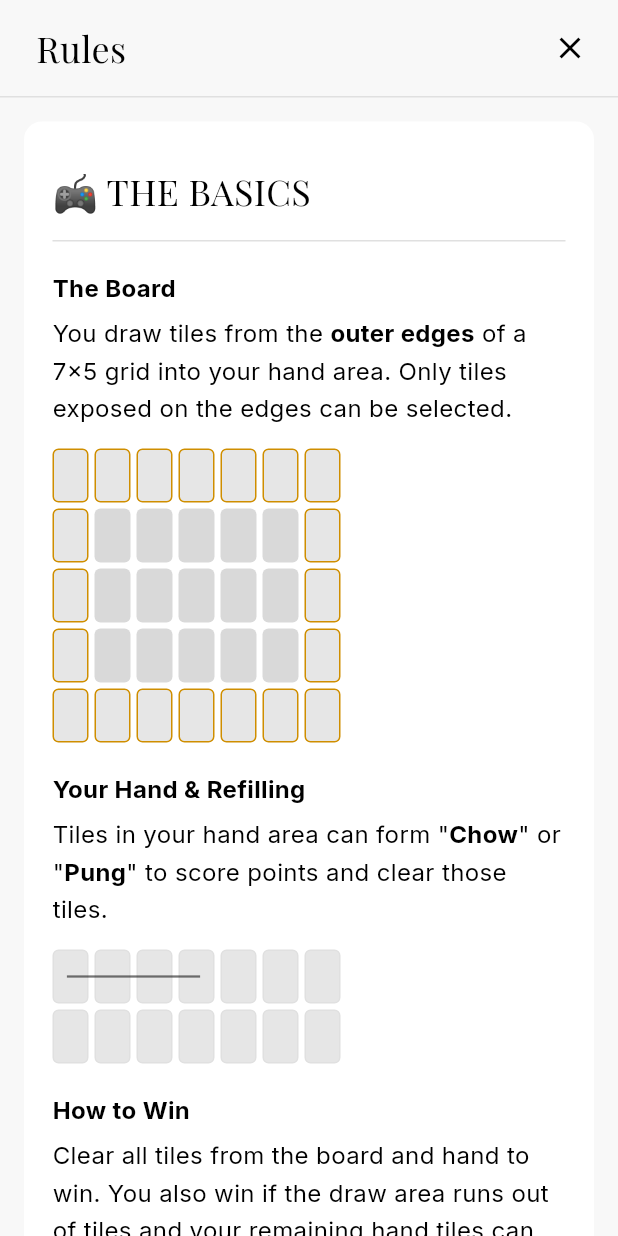
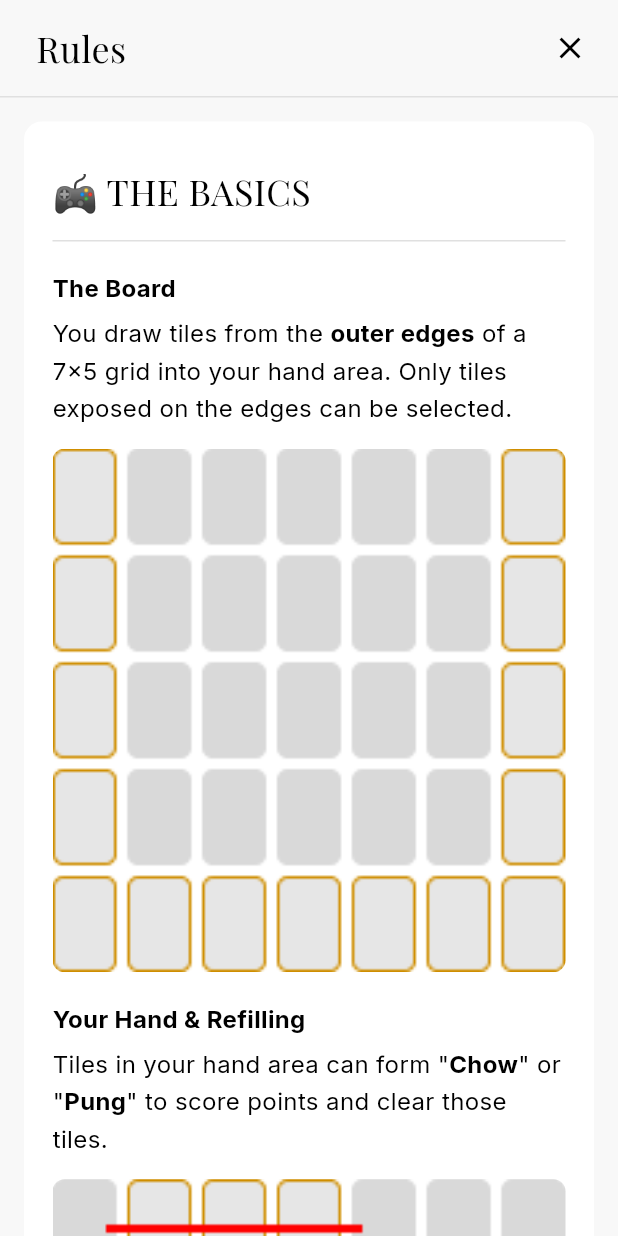
Before and after one commit to srilankasair-cmyk/mahjong-match, a Flutter app: the screen it shows after launch, after a tap on "HOW TO PLAY", on a phone screen of 412 x 824 dp. Run offline on Flutter 3.47's test engine with Material 3 defaults, Android fonts, the phone set to English and light mode, and no system bars; our stand-ins replace audioplayers, flutter_svg, google_fonts, shared_preferences.

Commit message:
feat: add Nightmare Mode, Kong rule, new magic tile behaviors, and UI polish
- New Nightmare Mode: 7-slot challenge with face-down locked tiles (green backs)
- Kong (杠): clicking the 4th matching tile after a Pung awards +500 pts
- Reworked magic tile effects: winds/dragons move tiles to pool instead of deleting them
- 发财 shuffles board and fills all empty slots; 中 sends 4 neighbours; 白板 sends 8 (clockwise)
- Level select: all 4 modes now use custom SVG icons
- Rules screen: replaced programmatic board/hand diagrams with PNG illustrations, updated section titles
- Result screen: shows mode name below win/defeat title, maxWidth widened to 560
- Rules dialog: maxWidth widened to 560 to match home/level pages
- Level cards: title 20→22px, description 14→16px

Co-Authored-By: Claude Opus 4.6 <noreply@anthropic.com>

```diff
--- a/lib/models/game_config.dart
+++ b/lib/models/game_config.dart
@@ -1,14 +1,16 @@
-enum LevelMode { basic, advanced, challenge }
+enum LevelMode { basic, advanced, challenge, nightmare }
 
 class GameConfig {
   final LevelMode mode;
   final int handSlots;
   final bool hasMagicTiles;
+  final bool isNightmare;
 
   const GameConfig({
     required this.mode,
     required this.handSlots,
     required this.hasMagicTiles,
+    this.isNightmare = false,
   });
 
   static const GameConfig basic = GameConfig(
@@ -29,7 +31,14 @@ class GameConfig {
     hasMagicTiles: true,
   );
 
-  static const List<GameConfig> all = [basic, advanced, challenge];
+  static const GameConfig nightmare = GameConfig(
+    mode: LevelMode.nightmare,
+    handSlots: 7,
+    hasMagicTiles: true,
+    isNightmare: true,
+  );
+
+  static const List<GameConfig> all = [basic, advanced, challenge, nightmare];
 
   String get displayName {
     switch (mode) {
@@ -39,6 +48,8 @@ class GameConfig {
         return 'Fun Mode';
       case LevelMode.challenge:
         return 'Challenge Mode';
+      case LevelMode.nightmare:
+        return 'Nightmare Mode';
     }
   }
 
@@ -50,6 +61,8 @@ class GameConfig {
         return '14 hand slots\nMagic tiles';
       case LevelMode.challenge:
         return '7 hand slots\nMagic tiles';
+      case LevelMode.nightmare:
+        return '7 hand slots\nMagic tiles\nLocked tiles hidden';
     }
   }
 }
--- a/lib/screens/rules_screen.dart
+++ b/lib/screens/rules_screen.dart
@@ -19,8 +19,6 @@ const Color _kCardBg    = Colors.white;
 const Color _kText      = Colors.black;
 const Color _kDivider   = Color(0xFFE0E0E0);
 const Color _kGold      = Color(0xFFCF8E00);
-const Color _kEdgeTile  = Color(0xFFE6E6E6);
-const Color _kInnerTile = Color(0xFFD9D9D9);
 
 // ── Sprite sheet constants ────────────────────────────────────────────────────
 
@@ -99,7 +97,7 @@ class _RulesFullDialog extends StatelessWidget {
       child: SafeArea(
         child: Center(
           child: ConstrainedBox(
-            constraints: const BoxConstraints(maxWidth: 480),
+            constraints: const BoxConstraints(maxWidth: 560),
             child: Column(
               children: [
                 const _RulesHeader(),
@@ -226,8 +224,15 @@ class _BasicsCard extends StatelessWidget {
           ]),
         ),
         const SizedBox(height: 14),
-        // 7×5 board diagram
-        const _BoardDiagram(),
+        // 7×5 board illustration
+        ClipRRect(
+          borderRadius: BorderRadius.circular(8),
+          child: Image.asset(
+            'assets/images/board_diagram.png',
+            width: double.infinity,
+            fit: BoxFit.contain,
+          ),
+        ),
 
         const SizedBox(height: 20),
 
@@ -245,8 +250,15 @@ class _BasicsCard extends StatelessWidget {
           ]),
         ),
         const SizedBox(height: 14),
-        // Hand slot diagram
-        const _HandDiagram(),
+        // Hand & refilling illustration
+        ClipRRect(
+          borderRadius: BorderRadius.circular(8),
+          child: Image.asset(
+            'assets/images/clear_diagram.png',
+            width: double.infinity,
+            fit: BoxFit.contain,
+          ),
+        ),
         const SizedBox(height: 20),
 
         // ── How to Win ──
@@ -267,96 +279,6 @@ class _BasicsCard extends StatelessWidget {
   }
 }
 
-// 7×5 board diagram — edge tiles highlighted in gold, inner tiles greyed.
-class _BoardDiagram extends StatelessWidget {
-  const _BoardDiagram();
-
-  @override
-  Widget build(BuildContext context) {
-    const rows = 5; const cols = 7;
-    const tW = 24.0; const tH = 36.0; const gap = 4.0;
-    return SizedBox(
-      width:  cols * (tW + gap) - gap,
-      height: rows * (tH + gap) - gap,
-      child: Stack(
-        children: [
-          for (int r = 0; r < rows; r++)
-            for (int c = 0; c < cols; c++)
-              Positioned(
-                left: c * (tW + gap),
-                top:  r * (tH + gap),
-                child: _DiagramTile(
-                  exposed: r == 0 || r == rows - 1 || c == 0 || c == cols - 1,
-                  w: tW, h: tH,
-                ),
-              ),
-        ],
-      ),
-    );
-  }
-}
-
-class _DiagramTile extends StatelessWidget {
-  final bool exposed;
-  final double w, h;
-  const _DiagramTile({required this.exposed, required this.w, required this.h});
-
-  @override
-  Widget build(BuildContext context) => Container(
-    width: w, height: h,
-    decoration: BoxDecoration(
-      color:  exposed ? _kEdgeTile  : _kInnerTile,
-      borderRadius: BorderRadius.circular(4),
-      border: exposed ? Border.all(color: _kGold) : null,
-    ),
-  );
-}
-
-// 7×2 hand-slot diagram with a connection line through the first row.
-class _HandDiagram extends StatelessWidget {
-  const _HandDiagram();
-
-  @override
-  Widget build(BuildContext context) {
-    const cols = 7; const rows = 2;
-    const tW = 24.0; const tH = 36.0; const gap = 4.0;
-    final totalW = cols * (tW + gap) - gap;
-    final totalH = rows * (tH + gap) - gap;
-
-    return SizedBox(
-      width: totalW, height: totalH,
-      child: Stack(
-        children: [
-          for (int r = 0; r < rows; r++)
-            for (int c = 0; c < cols; c++)
-              Positioned(
-                left: c * (tW + gap),
-                top:  r * (tH + gap),
-                child: Container(
-                  width: tW, height: tH,
-                  decoration: BoxDecoration(
-                    color: _kEdgeTile,
-                    borderRadius: BorderRadius.circular(4),
-                    border: Border.all(color: _kDivider),
-                  ),
-                ),
-              ),
-          // Horizontal line indicating a matched group (Chow/Pung connection)
-          Positioned(
-            left: tW * 0.4,
-            top:  tH * 0.5 - 0.75,
-            child: Container(
-              width: 3 * (tW + gap) - tW * 0.4 + tW * 0.6,
-              height: 1.5,
-              color: Colors.black54,
-            ),
-          ),
-        ],
-      ),
-    );
-  }
-}
-
 // ── 🀄 SCORING & MATCHES ──────────────────────────────────────────────────────
 
 class _ScoringCard extends StatelessWidget {
@@ -365,7 +287,7 @@ class _ScoringCard extends StatelessWidget {
   @override
   Widget build(BuildContext context) {
     return _SectionCard(
-      title: '🀄 SCORING & MATCHES',
+      title: '🏆 SCORING & MATCHES',
       children: [
         Text(
           'Match tiles in your hand to score points and clear space:',
@@ -404,6 +326,31 @@ class _ScoringCard extends StatelessWidget {
         const SizedBox(height: 12),
         // Pung tiles: 3× dots-1 (row=1, col=0)
         const _TileRow(entries: [(1, 0), (1, 0), (1, 0)]),
+
+        const SizedBox(height: 24),
+
+        // ── Kong ──
+        Text('Kong (Quad)',
+            style: GoogleFonts.inter(fontSize: 16, fontWeight: FontWeight.w700, color: _kText)),
+        const SizedBox(height: 6),
+        Text.rich(
+          TextSpan(
+            style: GoogleFonts.inter(fontSize: 16, height: 1.55, color: _kText),
+            children: [
+              const TextSpan(text: 'After a '),
+              TextSpan(text: 'Pung', style: GoogleFonts.inter(fontSize: 16, fontWeight: FontWeight.w700, height: 1.55, color: _kText)),
+              const TextSpan(text: ', if your very next tile click is the same type as the Pung, it triggers a Kong. The 4th tile is consumed instantly.'),
+            ],
+          ),
+        ),
+        const SizedBox(height: 4),
+        Text('+500 points',
+            style: GoogleFonts.inter(
+                fontSize: 16, fontWeight: FontWeight.w900,
+                fontStyle: FontStyle.italic, color: _kGold)),
+        const SizedBox(height: 12),
+        // Kong tiles: 4× dots-1 (row=1, col=0)
+        const _TileRow(entries: [(1, 0), (1, 0), (1, 0), (1, 0)]),
 
         const SizedBox(height: 24),
 
@@ -491,7 +438,7 @@ class _IdentifyCard extends StatelessWidget {
     final body = GoogleFonts.inter(fontSize: 16, height: 1.55, color: _kText);
 
     return _SectionCard(
-      title: '🀄 IDENTIFY THE TILES',
+      title: '📖 IDENTIFY THE TILES',
       children: [
         Text('The Three Suits (Numbers 1-9)',
             style: GoogleFonts.inter(fontSize: 16, fontWeight: FontWeight.w700, color: _kText)),
@@ -574,13 +521,13 @@ class _MagicCard extends StatelessWidget {
   const _MagicCard();
 
   static const _entries = [
-    (TileSuit.east,        'East Wind',  'Clears entire row to the RIGHT →'),
-    (TileSuit.south,       'South Wind', 'Clears entire column DOWNWARD ↓'),
-    (TileSuit.west,        'West Wind',  'Clears entire row to the LEFT ←'),
-    (TileSuit.north,       'North Wind', 'Clears entire column UPWARD ↑'),
-    (TileSuit.redDragon,   'Red',        'Clears 4 adjacent tiles cross pattern'),
-    (TileSuit.greenDragon, 'Green',      'Scrambles and refills the board'),
-    (TileSuit.whiteDragon, 'White',      'Clears surrounding 8 tiles 3×3 area'),
+    (TileSuit.east,        'East Wind',  'Removes itself; sends the tile immediately to its RIGHT to the end of the draw pile'),
+    (TileSuit.south,       'South Wind', 'Removes itself; sends the tile directly BELOW it to the end of the draw pile'),
+    (TileSuit.west,        'West Wind',  'Removes itself; sends the tile immediately to its LEFT to the end of the draw pile'),
+    (TileSuit.north,       'North Wind', 'Removes itself; sends the tile directly ABOVE it to the end of the draw pile'),
+    (TileSuit.redDragon,   'Red (中)',   'Removes itself; sends the 4 orthogonal neighbours (↑↓←→) to the end of the draw pile'),
+    (TileSuit.whiteDragon, 'White (白板)', 'Removes itself; sends the surrounding 8 tiles (clockwise) to the end of the draw pile'),
+    (TileSuit.greenDragon, 'Green (发财)', 'Removes itself; all tiles on screen are randomly reshuffled and every empty slot is filled'),
   ];
 
   @override
```
Also changed, not shown: lib/controllers/game_controller.dart (+67 -33 lines), lib/screens/game_screen.dart (+33 -0 lines), lib/screens/level_select_screen.dart (+22 -7 lines), lib/screens/result_screen.dart (+16 -2 lines), pubspec.yaml (+7 -0 lines), assets/images/board_diagram.png (added), assets/images/clear_diagram.png (added), assets/images/icon_basic.svg (added), assets/images/icon_challenge.svg (added), assets/images/icon_fun.svg (added), assets/images/icon_nightmare.svg (added), pubspec.lock.
